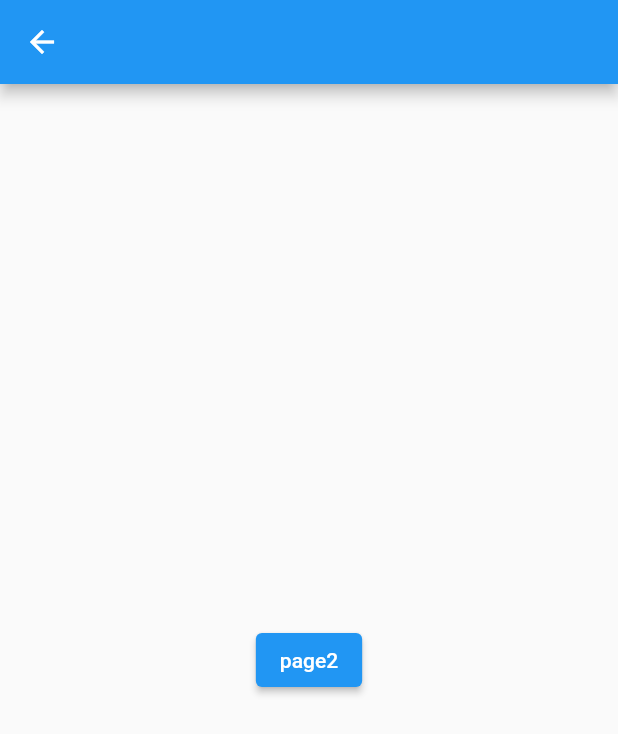
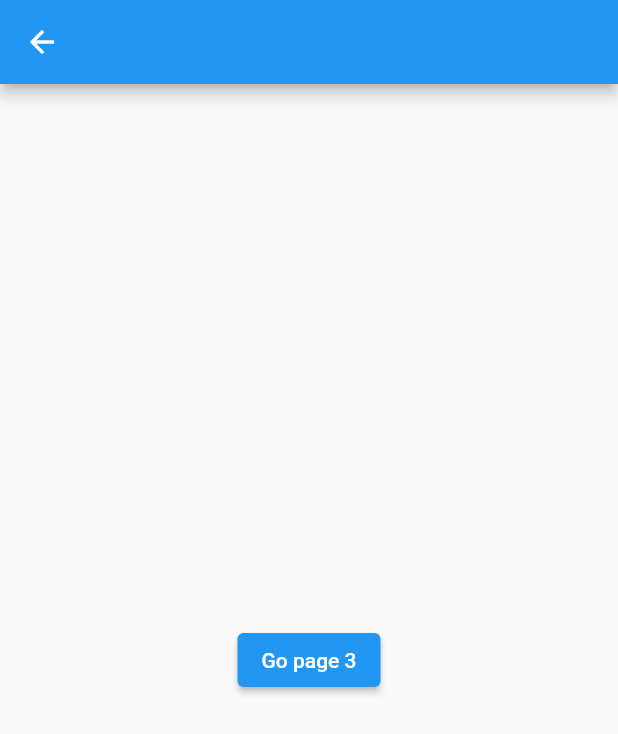
Before and after one commit to matt01003/weather, a Flutter app: the Page2 screen opened by its route, on a phone screen of 412 x 824 dp. Shown: the top 734 px of the screen. Run offline on Flutter 3.47's test engine with Material 2 defaults, Android fonts, the phone set to English and light mode, and no system bars; our stand-ins replace dio, flutter_svg; network calls fail.

```diff
--- a/lib/main.dart
+++ b/lib/main.dart
@@ -1,12 +1,12 @@
 import 'package:flutter/material.dart';
 import 'home_page.dart';
-import 'main.dart';
 
 void main() {
   runApp(
     MaterialApp(
-      // home: Page1(),
-      initialRoute: "/",
+      initialRoute: "/weather",
+      debugShowCheckedModeBanner: false,
+      // initialRoute: "/",
       routes: {
         '/': (context) => const Page1(),
         '/page2': (context) => const Page2(),
@@ -30,7 +30,7 @@ class Page1 extends StatelessWidget {
           onPressed: () {
             Navigator.pushNamed(context, '/page2');
           },
-          child: const Text('Go!'),
+          child: const Text('Go page 2'),
         ),
       ),
     );
@@ -48,7 +48,7 @@ class Page2 extends StatelessWidget {
           onPressed: () {
             Navigator.pushNamed(context, '/page3');
           },
-          child: const Text('page2'),
+          child: const Text('Go page 3'),
         ),
       ),
     );
@@ -66,9 +66,9 @@ class Page3 extends StatelessWidget {
         child: ElevatedButton(
           onPressed: () {
             Navigator.pushNamed(context, '/page4',
-                arguments: {"str": "test", "str2": "asdfasdf"});
+                arguments: {"str": "test", "str2": "Back to page 2"});
           },
-          child: const Text('page3'),
+          child: const Text('Go page 4'),
         ),
       ),
     );
```
